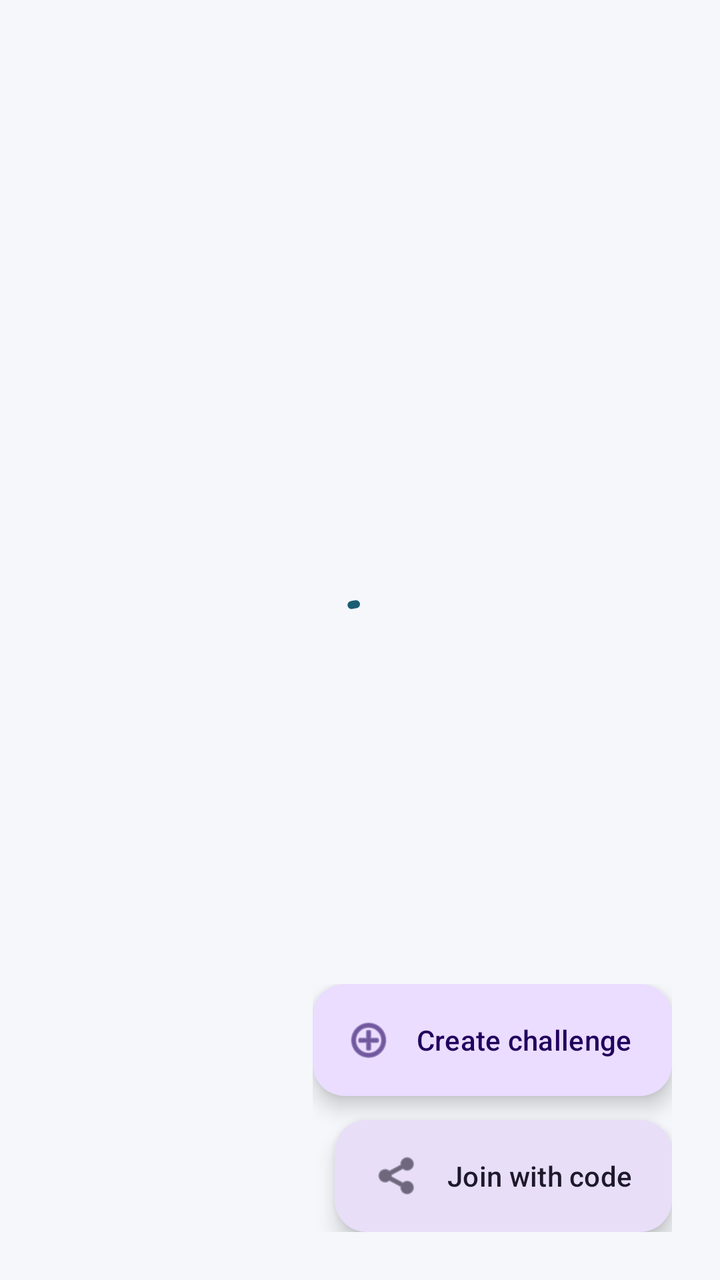
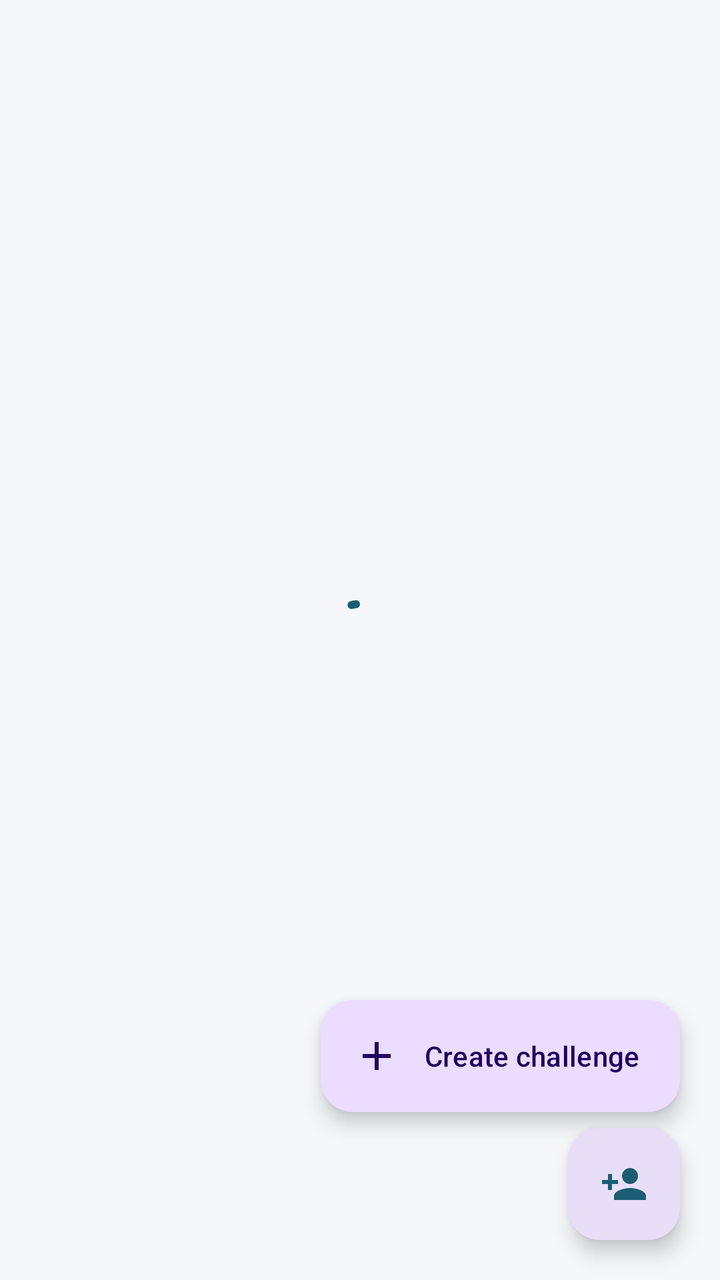

Two renders of the same Android screen: before a commit and after it. Below are the layout's source before the change and the commit's diff.
<!-- AndroidManifest.xml: application theme Theme.TakeControl -->
<!-- res/layout/fragment_home.xml -->
<?xml version="1.0" encoding="utf-8"?>
<androidx.constraintlayout.widget.ConstraintLayout xmlns:android="http://schemas.android.com/apk/res/android"
    xmlns:app="http://schemas.android.com/apk/res-auto"
    android:layout_width="match_parent"
    android:layout_height="match_parent"
    android:background="@color/background">

    <TextView
        android:id="@+id/emptyText"
        android:layout_width="0dp"
        android:layout_height="wrap_content"
        android:gravity="center"
        android:padding="48dp"
        android:text="@string/home_empty"
        android:textColor="@color/text_secondary"
        android:textSize="16sp"
        android:lineSpacingExtra="4dp"
        android:visibility="gone"
        app:layout_constraintBottom_toBottomOf="parent"
        app:layout_constraintEnd_toEndOf="parent"
        app:layout_constraintStart_toStartOf="parent"
        app:layout_constraintTop_toTopOf="parent" />

    <com.google.android.material.progressindicator.CircularProgressIndicator
        android:id="@+id/progressBar"
        android:layout_width="wrap_content"
        android:layout_height="wrap_content"
        android:indeterminate="true"
        app:layout_constraintBottom_toBottomOf="parent"
        app:layout_constraintEnd_toEndOf="parent"
        app:layout_constraintStart_toStartOf="parent"
        app:layout_constraintTop_toTopOf="parent" />

    <androidx.recyclerview.widget.RecyclerView
        android:id="@+id/challengesRecyclerView"
        android:layout_width="0dp"
        android:layout_height="0dp"
        android:clipToPadding="false"
        android:padding="12dp"
        app:layout_constraintBottom_toBottomOf="parent"
        app:layout_constraintEnd_toEndOf="parent"
        app:layout_constraintStart_toStartOf="parent"
        app:layout_constraintTop_toTopOf="parent" />

    <LinearLayout
        android:layout_width="wrap_content"
        android:layout_height="wrap_content"
        android:layout_margin="24dp"
        android:orientation="vertical"
        android:gravity="end"
        app:layout_constraintBottom_toBottomOf="parent"
        app:layout_constraintEnd_toEndOf="parent">

        <com.google.android.material.floatingactionbutton.ExtendedFloatingActionButton
            android:id="@+id/createFab"
            android:layout_width="wrap_content"
            android:layout_height="wrap_content"
            android:layout_marginBottom="12dp"
            android:text="@string/create_challenge"
            app:icon="@android:drawable/ic_menu_add"
            app:elevation="4dp" />

        <com.google.android.material.floatingactionbutton.ExtendedFloatingActionButton
            android:id="@+id/joinFab"
            style="@style/Widget.Material3.ExtendedFloatingActionButton.Secondary"
            android:layout_width="wrap_content"
            android:layout_height="wrap_content"
            android:text="@string/join_challenge"
            app:icon="@android:drawable/ic_menu_share"
            app:elevation="4dp" />
    </LinearLayout>

</androidx.constraintlayout.widget.ConstraintLayout>
<!-- resources referenced by this layout -->
<resources>
  <color name="background">#F5F7FA</color>
  <color name="text_secondary">#44474E</color>
  <string name="create_challenge">Create challenge</string>
  <string name="home_empty">No challenges yet.\nCreate one to take control of your goals.</string>
  <string name="join_challenge">Join with code</string>
  <style name="Theme.TakeControl" parent="Theme.Material3.Light.NoActionBar">
          <item name="colorPrimary">@color/primary</item>
          <item name="colorPrimaryDark">@color/primary_dark</item>
          <item name="colorSecondary">@color/secondary</item>
          <item name="android:statusBarColor">@android:color/transparent</item>
          <item name="android:windowLightStatusBar">false</item>
          <item name="android:windowBackground">@color/background</item>
      </style>
  <color name="primary">#1B5E73</color>
  <color name="primary_dark">#0F3D4D</color>
  <color name="secondary">#4CAF93</color>
</resources>

<!-- the commit's change to res/layout/fragment_home.xml (unified diff, before → after) -->
@@ -5,17 +5,14 @@
     android:layout_height="match_parent"
     android:background="@color/background">
 
-    <TextView
-        android:id="@+id/emptyText"
+    <androidx.recyclerview.widget.RecyclerView
+        android:id="@+id/challengesRecyclerView"
         android:layout_width="0dp"
-        android:layout_height="wrap_content"
-        android:gravity="center"
-        android:padding="48dp"
-        android:text="@string/home_empty"
-        android:textColor="@color/text_secondary"
-        android:textSize="16sp"
-        android:lineSpacingExtra="4dp"
-        android:visibility="gone"
+        android:layout_height="0dp"
+        android:clipToPadding="false"
+        android:paddingHorizontal="16dp"
+        android:paddingTop="8dp"
+        android:paddingBottom="@dimen/list_bottom_padding"
         app:layout_constraintBottom_toBottomOf="parent"
         app:layout_constraintEnd_toEndOf="parent"
         app:layout_constraintStart_toStartOf="parent"
@@ -31,43 +28,67 @@
         app:layout_constraintStart_toStartOf="parent"
         app:layout_constraintTop_toTopOf="parent" />
 
-    <androidx.recyclerview.widget.RecyclerView
-        android:id="@+id/challengesRecyclerView"
+    <LinearLayout
+        android:id="@+id/emptyStateLayout"
         android:layout_width="0dp"
-        android:layout_height="0dp"
-        android:clipToPadding="false"
-        android:padding="12dp"
+        android:layout_height="wrap_content"
+        android:gravity="center_horizontal"
+        android:orientation="vertical"
+        android:padding="40dp"
+        android:visibility="gone"
         app:layout_constraintBottom_toBottomOf="parent"
         app:layout_constraintEnd_toEndOf="parent"
         app:layout_constraintStart_toStartOf="parent"
-        app:layout_constraintTop_toTopOf="parent" />
+        app:layout_constraintTop_toTopOf="parent"
+        app:layout_constraintVertical_bias="0.35">
 
-    <LinearLayout
+        <ImageView
+            android:layout_width="96dp"
+            android:layout_height="96dp"
+            android:contentDescription="@null"
+            android:src="@drawable/ic_empty_challenges" />
+
+        <TextView
+            android:layout_width="wrap_content"
+            android:layout_height="wrap_content"
+            android:layout_marginTop="24dp"
+            android:text="@string/home_empty"
+            android:textColor="@color/text_primary"
+            android:textSize="20sp"
+            android:textStyle="bold" />
+
+        <TextView
+            android:layout_width="wrap_content"
+            android:layout_height="wrap_content"
+            android:layout_marginTop="8dp"
+            android:gravity="center"
+            android:lineSpacingExtra="4dp"
+            android:text="@string/home_empty_hint"
+            android:textColor="@color/text_secondary"
+            android:textSize="15sp" />
+    </LinearLayout>
+
+    <com.google.android.material.floatingactionbutton.ExtendedFloatingActionButton
+        android:id="@+id/createFab"
         android:layout_width="wrap_content"
         android:layout_height="wrap_content"
-        android:layout_margin="24dp"
-        android:orientation="vertical"
-        android:gravity="end"
+        android:layout_marginEnd="@dimen/fab_margin"
+        android:layout_marginBottom="8dp"
+        android:text="@string/create_challenge"
+        app:icon="@drawable/ic_add"
+        app:layout_constraintBottom_toTopOf="@id/joinFab"
+        app:layout_constraintEnd_toEndOf="parent" />
+
+    <com.google.android.material.floatingactionbutton.FloatingActionButton
+        android:id="@+id/joinFab"
+        style="@style/Widget.Material3.FloatingActionButton.Secondary"
+        android:layout_width="wrap_content"
+        android:layout_height="wrap_content"
+        android:layout_margin="@dimen/fab_margin"
+        android:contentDescription="@string/join_challenge"
+        app:srcCompat="@drawable/ic_join"
         app:layout_constraintBottom_toBottomOf="parent"
-        app:layout_constraintEnd_toEndOf="parent">
-
-        <com.google.android.material.floatingactionbutton.ExtendedFloatingActionButton
-            android:id="@+id/createFab"
-            android:layout_width="wrap_content"
-            android:layout_height="wrap_content"
-            android:layout_marginBottom="12dp"
-            android:text="@string/create_challenge"
-            app:icon="@android:drawable/ic_menu_add"
-            app:elevation="4dp" />
-
-        <com.google.android.material.floatingactionbutton.ExtendedFloatingActionButton
-            android:id="@+id/joinFab"
-            style="@style/Widget.Material3.ExtendedFloatingActionButton.Secondary"
-            android:layout_width="wrap_content"
-            android:layout_height="wrap_content"
-            android:text="@string/join_challenge"
-            app:icon="@android:drawable/ic_menu_share"
-            app:elevation="4dp" />
-    </LinearLayout>
+        app:layout_constraintEnd_toEndOf="parent"
+        app:tint="@color/primary" />
 
 </androidx.constraintlayout.widget.ConstraintLayout>
<!-- resource entries referenced after the edit -->
@@ -2,19 +2,68 @@
 <resources>
   <color name="background">#F5F7FA</color>
   <color name="text_secondary">#44474E</color>
+  <dimen name="fab_margin">20dp</dimen>
+  <dimen name="list_bottom_padding">160dp</dimen>
+  <!-- drawable ic_add (drawable) -->
+  <?xml version="1.0" encoding="utf-8"?>
+  <vector xmlns:android="http://schemas.android.com/apk/res/android"
+      android:width="24dp"
+      android:height="24dp"
+      android:viewportWidth="24"
+      android:viewportHeight="24">
+      <path
+          android:fillColor="@color/on_primary"
+          android:pathData="M19,13h-6v6h-2v-6H5v-2h6V5h2v6h6v2z" />
+  </vector>
+  <!-- drawable ic_empty_challenges (drawable) -->
+  <?xml version="1.0" encoding="utf-8"?>
+  <vector xmlns:android="http://schemas.android.com/apk/res/android"
+      android:width="120dp"
+      android:height="120dp"
+      android:viewportWidth="24"
+      android:viewportHeight="24">
+      <path
+          android:fillColor="@color/primary_container"
+          android:pathData="M12,2C6.48,2 2,6.48 2,12s4.48,10 10,10 10,-4.48 10,-10S17.52,2 12,2zM12,20c-4.41,0 -8,-3.59 -8,-8s3.59,-8 8,-8 8,3.59 8,8 -3.59,8 -8,8z" />
+      <path
+          android:fillColor="@color/primary"
+          android:pathData="M12,6v6l4.28,2.54 0.72,-1.21 -3.5,-2.08V6h-1.5z" />
+  </vector>
+  <!-- drawable ic_join (drawable) -->
+  <?xml version="1.0" encoding="utf-8"?>
+  <vector xmlns:android="http://schemas.android.com/apk/res/android"
+      android:width="24dp"
+      android:height="24dp"
+      android:viewportWidth="24"
+      android:viewportHeight="24">
+      <path
+          android:fillColor="@color/primary"
+          android:pathData="M15,12c2.21,0 4,-1.79 4,-4s-1.79,-4 -4,-4 -4,1.79 -4,4 1.79,4 4,4zM6,10L6,7L4,7v3L1,10v2h3v3h2v-3h3v-2L6,10zM15,14c-2.67,0 -8,1.34 -8,4v2h16v-2c0,-2.66 -5.33,-4 -8,-4z" />
+  </vector>
   <string name="create_challenge">Create challenge</string>
-  <string name="home_empty">No challenges yet.\nCreate one to take control of your goals.</string>
+  <string name="home_empty">No challenges yet</string>
+  <string name="home_empty_hint">Create a challenge or join one with a friend\'s code to get started.</string>
   <string name="join_challenge">Join with code</string>
   <style name="Theme.TakeControl" parent="Theme.Material3.Light.NoActionBar">
           <item name="colorPrimary">@color/primary</item>
           <item name="colorPrimaryDark">@color/primary_dark</item>
           <item name="colorSecondary">@color/secondary</item>
+          <item name="colorOnPrimary">@color/on_primary</item>
+          <item name="colorSurface">@color/surface</item>
           <item name="android:statusBarColor">@android:color/transparent</item>
           <item name="android:windowLightStatusBar">false</item>
           <item name="android:windowBackground">@color/background</item>
+          <item name="materialButtonStyle">@style/Widget.TakeControl.Button</item>
       </style>
+  <color name="on_primary">#FFFFFF</color>
+  <color name="primary_container">#D1E4FF</color>
   <color name="primary">#1B5E73</color>
+  <color name="text_primary">#1A1C1E</color>
   <color name="primary_dark">#0F3D4D</color>
   <color name="secondary">#4CAF93</color>
+  <color name="surface">#FFFFFF</color>
+  <style name="Widget.TakeControl.Button" parent="Widget.Material3.Button">
+          <item name="cornerRadius">12dp</item>
+      </style>
 </resources>
 
